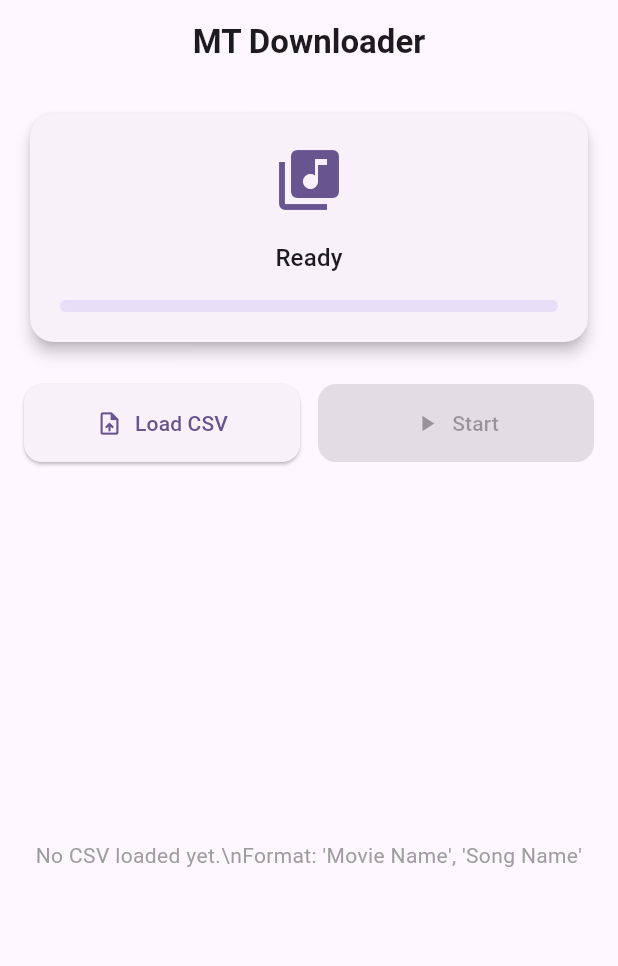
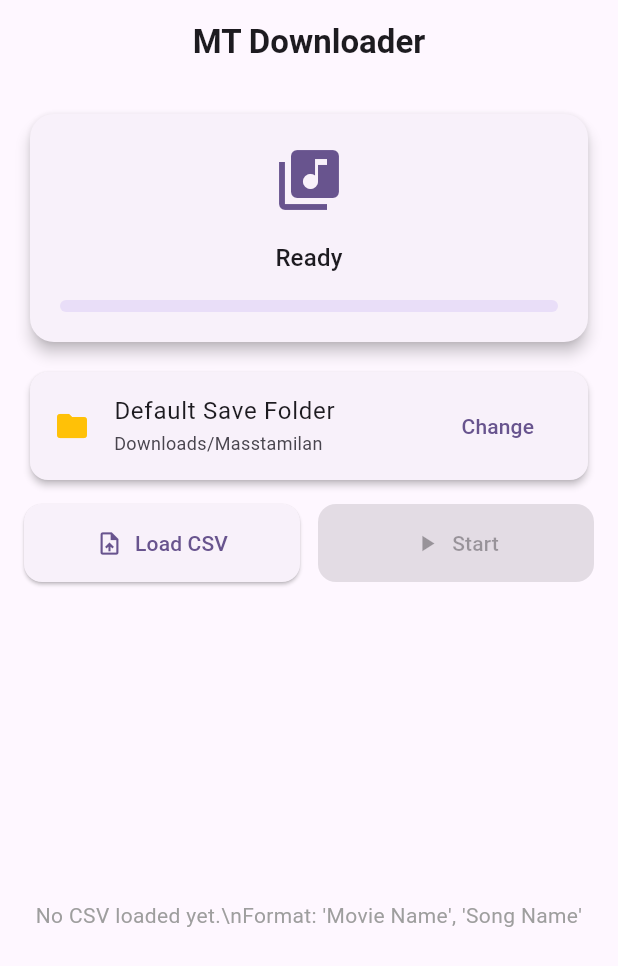
Before and after one commit to naveenws/song_downloader, a Flutter app: the screen it shows after launch, on a phone screen of 412 x 824 dp. Shown: the top 966 px of the screen. Run offline on Flutter 3.47's test engine with Material 3 defaults, Android fonts, the phone set to English and light mode, and no system bars; our stand-ins replace csv, dio, file_picker, permission_handler; missing offline and left inert: flutter_inappwebview.

Commit message:
Added custom folder picker and flat file saving

```diff
--- a/lib/main.dart
+++ b/lib/main.dart
@@ -76,6 +76,21 @@ class _DownloaderScreenState extends State<DownloaderScreen> {
   void dispose() {
     headlessWebView?.dispose();
     super.dispose();
+  }
+
+  String? _saveDirectory;
+
+  Future<void> _pickDirectory() async {
+    if (Platform.isAndroid) {
+      await Permission.storage.request();
+      await Permission.manageExternalStorage.request();
+    }
+    String? selectedDirectory = await FilePicker.platform.getDirectoryPath();
+    if (selectedDirectory != null) {
+      setState(() {
+        _saveDirectory = selectedDirectory;
+      });
+    }
   }
 
   Future<void> _pickAndParseCSV() async {
@@ -177,14 +192,20 @@ class _DownloaderScreenState extends State<DownloaderScreen> {
 
     final dio = Dio();
 
-    Directory? downloadsDir;
-    if (Platform.isAndroid) {
-      downloadsDir = Directory('/storage/emulated/0/Download');
-    } else {
-      downloadsDir = await getApplicationDocumentsDirectory();
+    String basePath = _saveDirectory ?? "";
+    if (basePath.isEmpty) {
+      Directory? downloadsDir;
+      if (Platform.isAndroid) {
+        downloadsDir = Directory('/storage/emulated/0/Download');
+      } else {
+        downloadsDir = await getApplicationDocumentsDirectory();
+      }
+      basePath = "${downloadsDir?.path ?? ''}/Masstamilan";
     }
 
-    final String basePath = "${downloadsDir?.path ?? ''}/Masstamilan";
+    Directory targetDir = Directory(basePath);
+    if (!await targetDir.exists()) await targetDir.create(recursive: true);
+
     bool hasErrors = false;
 
     for (int i = 0; i < _queries.length; i++) {
@@ -250,12 +271,7 @@ class _DownloaderScreenState extends State<DownloaderScreen> {
 
             try {
               String cleanTitle = songTitle.replaceAll(RegExp(r'[^a-zA-Z0-9\s\-_]'), '').trim();
-              String cleanMovie = targetMovie.replaceAll(RegExp(r'[^a-zA-Z0-9\s\-_]'), '').trim();
-
-              Directory movieDir = Directory("$basePath/$cleanMovie");
-              if (!await movieDir.exists()) await movieDir.create(recursive: true);
-
-              String savePath = "${movieDir.path}/$cleanTitle.mp3";
+              String savePath = "${targetDir.path}/$cleanTitle.mp3";
 
               if (!File(savePath).existsSync()) {
                 await dio.download(songLink, savePath);
@@ -323,7 +339,29 @@ class _DownloaderScreenState extends State<DownloaderScreen> {
               ),
             ),
 
-            const SizedBox(height: 24),
+            const SizedBox(height: 12),
+
+            // Folder Selection Area
+            Card(
+              elevation: 2,
+              shape: RoundedRectangleBorder(borderRadius: BorderRadius.circular(12)),
+              child: ListTile(
+                leading: const Icon(Icons.folder, color: Colors.amber),
+                title: Text(_saveDirectory != null ? 'Save Folder Selected' : 'Default Save Folder'),
+                subtitle: Text(
+                  _saveDirectory ?? 'Downloads/Masstamilan',
+                  style: const TextStyle(fontSize: 12),
+                  maxLines: 1,
+                  overflow: TextOverflow.ellipsis,
+                ),
+                trailing: TextButton(
+                  onPressed: _isProcessing ? null : _pickDirectory,
+                  child: const Text('Change'),
+                ),
+              ),
+            ),
+
+            const SizedBox(height: 12),
 
             Row(
               children: [
```
